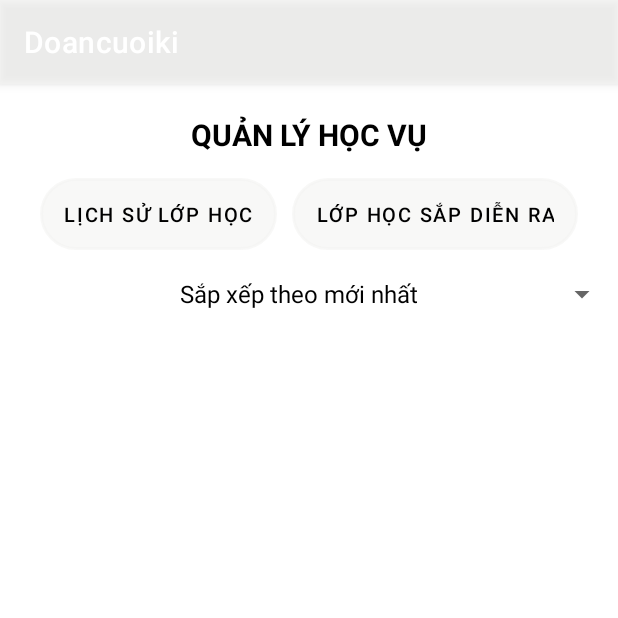
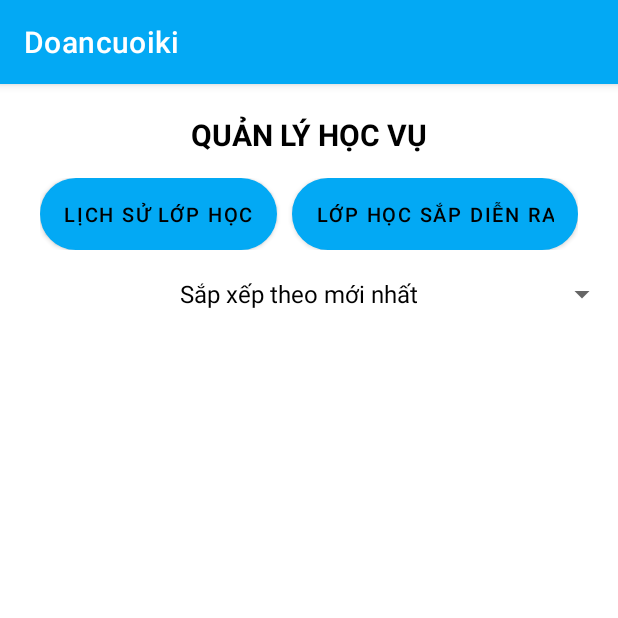
Before and after one commit to HaTrongTuan/DoAnCKAndroid-Git2, an Android app: the screen it shows after launch (Process), on a phone screen of 412 x 824 dp, the top half of it. Run offline under Robolectric (Android 15) with nearby library versions, the phone set to English and light mode, and no system bars.

```diff
--- a/app/src/main/res/drawable/botron_button.xml
+++ b/app/src/main/res/drawable/botron_button.xml
@@ -3,7 +3,7 @@
     android:shape="rectangle"
     >
     <solid
-        android:color="#F5F4F8F6" >
+        android:color="#3BD9ED" >
     </solid>
 
     <!-- đặt thuộc tính màu và độ rộng của đường viền -->
--- a/app/src/main/res/values/colors.xml
+++ b/app/src/main/res/values/colors.xml
@@ -1,6 +1,6 @@
 <?xml version="1.0" encoding="utf-8"?>
 <resources>
-    <color name="purple_200">#FFBB86FC</color>
+    <color name="purple_200">#AC6DBA</color>
     <color name="purple_500">#FF6200EE</color>
     <color name="purple_700">#FF3700B3</color>
     <color name="teal_200">#FF03DAC5</color>
--- a/app/src/main/res/values/themes.xml
+++ b/app/src/main/res/values/themes.xml
@@ -2,7 +2,7 @@
     <!-- Base application theme. -->
     <style name="Theme.Doancuoiki" parent="Theme.MaterialComponents.DayNight.DarkActionBar">
         <!-- Primary brand color. -->
-        <item name="colorPrimary">#A1F4F4F2</item>
+        <item name="colorPrimary">#03A9F4</item>
         <item name="colorPrimaryVariant">@color/purple_700</item>
         <item name="colorOnPrimary">@color/white</item>
         <!-- Secondary brand color. -->
```
